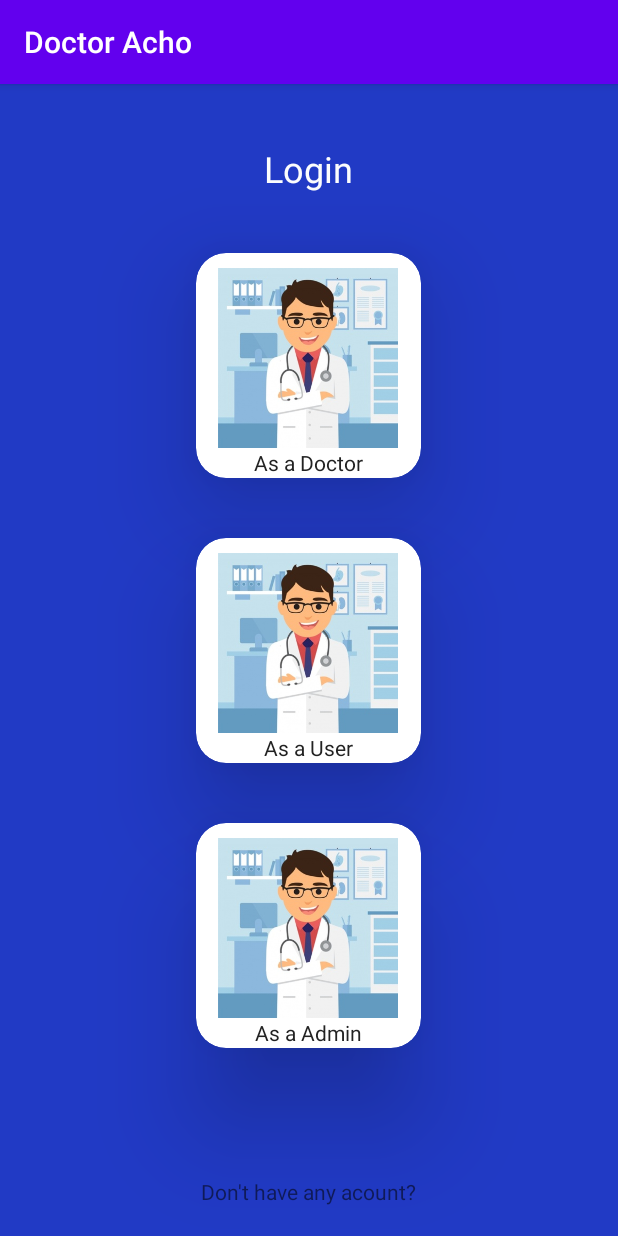
After one commit to musfiqur552608/Doctor-Acho, an Android app: the ShowActivity screen opened directly, with no data from a screen before it, on a phone screen of 412 x 824 dp. The commit adds this screen. Run offline under Robolectric (Android 15) with nearby library versions, the phone set to English and light mode, and no system bars.

Commit message:
Some file added

```diff
--- /dev/null
+++ b/app/src/main/java/com/example/doctoracho/ShowActivity.java
@@ -0,0 +1,14 @@
+package com.example.doctoracho;
+
+import androidx.appcompat.app.AppCompatActivity;
+
+import android.os.Bundle;
+
+public class ShowActivity extends AppCompatActivity {
+
+    @Override
+    protected void onCreate(Bundle savedInstanceState) {
+        super.onCreate(savedInstanceState);
+        setContentView(R.layout.activity_show);
+    }
+}
--- a/app/src/main/res/layout/activity_register.xml
+++ b/app/src/main/res/layout/activity_register.xml
@@ -53,7 +53,7 @@
                 android:layout_width="match_parent"
                 android:layout_height="wrap_content"
                 android:layout_marginStart="20dp"
-                android:layout_marginTop="10dp"
+                android:layout_marginTop="30dp"
                 android:ems="10"
                 android:hint="Email"
                 android:inputType="textPersonName" />
@@ -83,7 +83,7 @@
                 android:layout_width="match_parent"
                 android:layout_height="wrap_content"
                 android:layout_marginStart="20dp"
-                android:layout_marginTop="20dp"
+                android:layout_marginTop="10dp"
                 android:ems="10"
                 android:hint="Name"
                 android:inputType="textPersonName" />
--- /dev/null
+++ b/app/src/main/res/layout/activity_show.xml
@@ -0,0 +1,126 @@
+<?xml version="1.0" encoding="utf-8"?>
+<RelativeLayout xmlns:android="http://schemas.android.com/apk/res/android"
+    xmlns:app="http://schemas.android.com/apk/res-auto"
+    xmlns:tools="http://schemas.android.com/tools"
+    android:layout_width="match_parent"
+    android:layout_height="match_parent"
+    android:background="#213AC5"
+    tools:context=".ShowActivity">
+
+    <TextView
+        android:id="@+id/log"
+        android:layout_width="wrap_content"
+        android:layout_height="wrap_content"
+        android:layout_centerInParent="false"
+        android:layout_centerHorizontal="true"
+        android:layout_marginStart="20dp"
+        android:layout_marginTop="40dp"
+        android:layout_marginEnd="20dp"
+        android:layout_marginBottom="20dp"
+        android:text="Login"
+        android:textColor="#FCFDFD"
+        android:textSize="24sp" />
+
+    <androidx.cardview.widget.CardView
+        android:id="@+id/cardDoctor"
+        android:layout_width="150dp"
+        android:layout_height="150dp"
+        android:layout_below="@id/log"
+        android:layout_centerHorizontal="true"
+        android:layout_margin="20dp"
+        app:cardCornerRadius="20dp"
+        app:cardElevation="40dp">
+
+        <LinearLayout
+            android:layout_width="match_parent"
+            android:layout_height="match_parent"
+            android:orientation="vertical">
+
+            <ImageView
+                android:layout_width="120dp"
+                android:layout_height="120dp"
+                android:layout_gravity="center_horizontal"
+                android:layout_marginTop="10dp"
+                app:srcCompat="@drawable/docor" />
+
+            <TextView
+                android:layout_width="wrap_content"
+                android:layout_height="wrap_content"
+                android:layout_gravity="center_horizontal"
+                android:text="As a Doctor"
+                android:textColor="#222" />
+        </LinearLayout>
+
+    </androidx.cardview.widget.CardView>
+
+    <androidx.cardview.widget.CardView
+        android:id="@+id/cardUser"
+        android:layout_width="150dp"
+        android:layout_height="150dp"
+        android:layout_below="@id/cardDoctor"
+        android:layout_centerHorizontal="true"
+        android:layout_margin="20dp"
+        app:cardCornerRadius="20dp"
+        app:cardElevation="40dp">
+
+        <LinearLayout
+            android:layout_width="match_parent"
+            android:layout_height="match_parent"
+            android:orientation="vertical">
+
+            <ImageView
+                android:layout_width="120dp"
+                android:layout_height="120dp"
+                android:layout_gravity="center_horizontal"
+                android:layout_marginTop="10dp"
+                app:srcCompat="@drawable/docor" />
+
+            <TextView
+                android:layout_width="wrap_content"
+                android:layout_height="wrap_content"
+                android:layout_gravity="center_horizontal"
+                android:text="As a User"
+                android:textColor="#222" />
+        </LinearLayout>
+    </androidx.cardview.widget.CardView>
+
+    <androidx.cardview.widget.CardView
+        android:id="@+id/cardAdmin"
+        android:layout_width="150dp"
+        android:layout_height="150dp"
+        android:layout_below="@id/cardUser"
+        android:layout_centerHorizontal="true"
+        android:layout_margin="20dp"
+        app:cardCornerRadius="20dp"
+        app:cardElevation="40dp">
+
+        <LinearLayout
+            android:layout_width="match_parent"
+            android:layout_height="match_parent"
+            android:orientation="vertical">
+
+            <ImageView
+                android:layout_width="120dp"
+                android:layout_height="120dp"
+                android:layout_gravity="center_horizontal"
+                android:layout_marginTop="10dp"
+                app:srcCompat="@drawable/docor" />
+
+            <TextView
+                android:layout_width="wrap_content"
+                android:layout_height="wrap_content"
+                android:layout_gravity="center_horizontal"
+                android:text="As a Admin"
+                android:textColor="#222" />
+        </LinearLayout>
+    </androidx.cardview.widget.CardView>
+
+    <TextView
+        android:id="@+id/regBtn"
+        android:layout_width="wrap_content"
+        android:layout_height="wrap_content"
+        android:text="Don't have any acount?"
+        android:layout_alignParentBottom="true"
+        android:layout_centerHorizontal="true"
+        android:layout_marginBottom="20dp"/>
+</RelativeLayout>
```
Also changed, not shown: app/src/main/AndroidManifest.xml (+6 -1 lines), app/src/main/java/com/example/doctoracho/LoginAdmin.java (added, +14 -0 lines), app/src/main/java/com/example/doctoracho/LoginDoctor.java (added, +14 -0 lines), app/src/main/java/com/example/doctoracho/RegShowActivity.java (added, +14 -0 lines), app/src/main/java/com/example/doctoracho/RegisterDoctor.java (added, +14 -0 lines), app/src/main/res/layout/activity_login_admin.xml (added, +9 -0 lines), app/src/main/res/layout/activity_login_doctor.xml (added, +9 -0 lines), app/src/main/res/layout/activity_reg_show.xml (added, +98 -0 lines), app/src/main/res/layout/activity_register_doctor.xml (added, +15 -0 lines).
